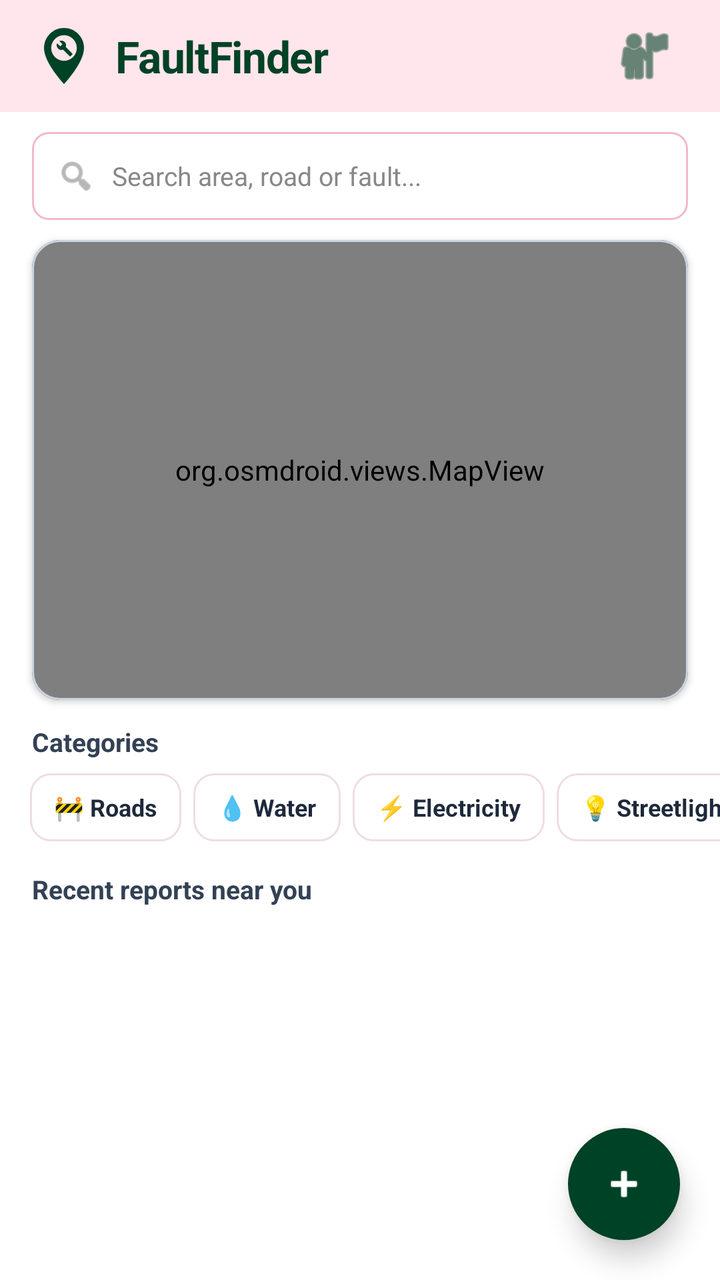
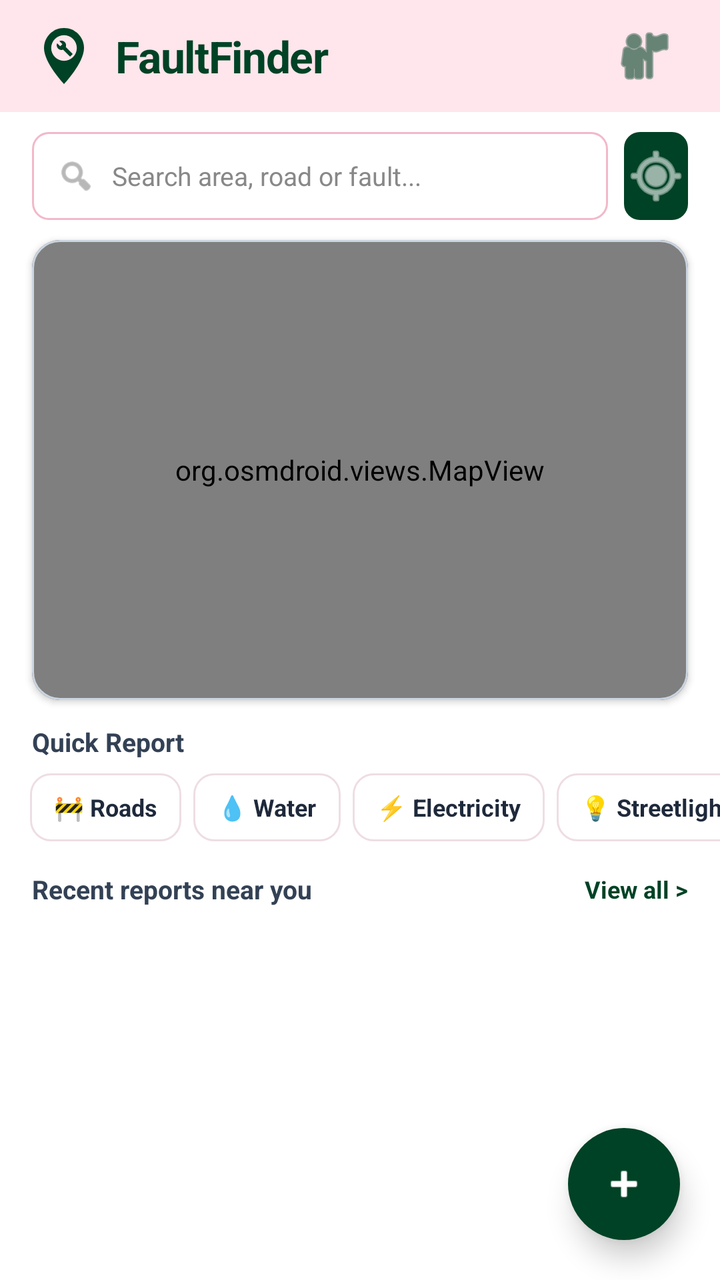

Screens rendered from an Android XML layout before and after an edit, with the pre-edit source and the edit as a unified diff.
<!-- AndroidManifest.xml: application theme Theme.FaultFinderApp -->
<!-- res/layout/activity_home.xml -->
<?xml version="1.0" encoding="utf-8"?>
<FrameLayout xmlns:android="http://schemas.android.com/apk/res/android"
    xmlns:app="http://schemas.android.com/apk/res-auto"
    xmlns:tools="http://schemas.android.com/tools"
    android:id="@+id/main"
    android:layout_width="match_parent"
    android:layout_height="match_parent"
    android:background="@color/bg">

    <LinearLayout
        android:layout_width="match_parent"
        android:layout_height="match_parent"
        android:orientation="vertical">

        
        <LinearLayout
            android:layout_width="match_parent"
            android:layout_height="56dp"
            android:background="@color/pink"
            android:gravity="center_vertical"
            android:orientation="horizontal"
            android:paddingStart="16dp"
            android:paddingEnd="16dp">

            <ImageView
                android:layout_width="32dp"
                android:layout_height="32dp"
                android:layout_marginEnd="10dp"
                android:contentDescription="FaultFinder Logo"
                android:src="@drawable/ic_logo" />

            <TextView
                android:layout_width="0dp"
                android:layout_height="wrap_content"
                android:layout_weight="1"
                android:letterSpacing="-0.02"
                android:text="FaultFinder"
                android:textColor="@color/green"
                android:textSize="22sp"
                android:textStyle="bold" />

            <ImageButton
                android:id="@+id/btnProfile"
                android:layout_width="44dp"
                android:layout_height="44dp"
                android:background="?attr/selectableItemBackgroundBorderless"
                android:contentDescription="Profile and Reports"
                android:src="@android:drawable/ic_menu_myplaces"
                app:tint="@color/green" />
        </LinearLayout>

        
        <LinearLayout
            android:layout_width="match_parent"
            android:layout_height="44dp"
            android:layout_marginStart="16dp"
            android:layout_marginTop="10dp"
            android:layout_marginEnd="16dp"
            android:background="@drawable/bg_input"
            android:gravity="center_vertical"
            android:orientation="horizontal"
            android:paddingStart="12dp"
            android:paddingEnd="12dp">

            <ImageView
                android:layout_width="20dp"
                android:layout_height="20dp"
                android:contentDescription="Search"
                android:src="@android:drawable/ic_menu_search"
                app:tint="@color/grey" />

            <EditText
                android:id="@+id/searchBar"
                android:layout_width="match_parent"
                android:layout_height="match_parent"
                android:layout_marginStart="8dp"
                android:background="@null"
                android:hint="Search area, road or fault..."
                android:inputType="text"
                android:textColor="#1E293B"
                android:textColorHint="@color/grey"
                android:textSize="13sp" />
        </LinearLayout>

        
        <com.google.android.material.card.MaterialCardView
            android:layout_width="match_parent"
            android:layout_height="230dp"
            android:layout_marginStart="16dp"
            android:layout_marginTop="10dp"
            android:layout_marginEnd="16dp"
            app:cardCornerRadius="14dp"
            app:cardElevation="2dp"
            app:strokeColor="#CBD5E1"
            app:strokeWidth="1dp">

            <org.osmdroid.views.MapView
                android:id="@+id/mapView"
                android:layout_width="match_parent"
                android:layout_height="match_parent" />
        </com.google.android.material.card.MaterialCardView>

        
        <TextView
            android:layout_width="wrap_content"
            android:layout_height="wrap_content"
            android:layout_marginStart="16dp"
            android:layout_marginTop="12dp"
            android:text="Categories"
            android:textColor="#334155"
            android:textSize="13sp"
            android:textStyle="bold" />

        <HorizontalScrollView
            android:layout_width="match_parent"
            android:layout_height="wrap_content"
            android:layout_marginTop="4dp"
            android:clipToPadding="false"
            android:paddingStart="12dp"
            android:paddingEnd="12dp"
            android:scrollbars="none">

            <LinearLayout
                android:layout_width="wrap_content"
                android:layout_height="wrap_content"
                android:orientation="horizontal">

                <TextView
                    android:id="@+id/roadsBtn"
                    android:layout_width="wrap_content"
                    android:layout_height="34dp"
                    android:layout_margin="3dp"
                    android:background="@drawable/bg_card"
                    android:gravity="center"
                    android:paddingStart="12dp"
                    android:paddingEnd="12dp"
                    android:text="🚧 Roads"
                    android:textColor="#1E293B"
                    android:textSize="12sp"
                    android:textStyle="bold" />

                <TextView
                    android:id="@+id/waterBtn"
                    android:layout_width="wrap_content"
                    android:layout_height="34dp"
                    android:layout_margin="3dp"
                    android:background="@drawable/bg_card"
                    android:gravity="center"
                    android:paddingStart="12dp"
                    android:paddingEnd="12dp"
                    android:text="💧 Water"
                    android:textColor="#1E293B"
                    android:textSize="12sp"
                    android:textStyle="bold" />

                <TextView
                    android:id="@+id/electricityBtn"
                    android:layout_width="wrap_content"
                    android:layout_height="34dp"
                    android:layout_margin="3dp"
                    android:background="@drawable/bg_card"
                    android:gravity="center"
                    android:paddingStart="12dp"
                    android:paddingEnd="12dp"
                    android:text="⚡ Electricity"
                    android:textColor="#1E293B"
                    android:textSize="12sp"
                    android:textStyle="bold" />

                <TextView
                    android:id="@+id/lightsBtn"
                    android:layout_width="wrap_content"
                    android:layout_height="34dp"
                    android:layout_margin="3dp"
                    android:background="@drawable/bg_card"
                    android:gravity="center"
                    android:paddingStart="12dp"
                    android:paddingEnd="12dp"
                    android:text="💡 Streetlights"
                    android:textColor="#1E293B"
                    android:textSize="12sp"
                    android:textStyle="bold" />

                <TextView
                    android:id="@+id/wasteBtn"
                    android:layout_width="wrap_content"
                    android:layout_height="34dp"
                    android:layout_margin="3dp"
                    android:background="@drawable/bg_card"
                    android:gravity="center"
                    android:paddingStart="12dp"
                    android:paddingEnd="12dp"
                    android:text="🗑️ Waste"
                    android:textColor="#1E293B"
                    android:textSize="12sp"
                    android:textStyle="bold" />

                <TextView
                    android:id="@+id/otherBtn"
                    android:layout_width="wrap_content"
                    android:layout_height="34dp"
                    android:layout_margin="3dp"
                    android:background="@drawable/bg_card"
                    android:gravity="center"
                    android:paddingStart="12dp"
                    android:paddingEnd="12dp"
                    android:text="❓ Other"
                    android:textColor="#1E293B"
                    android:textSize="12sp"
                    android:textStyle="bold" />
            </LinearLayout>
        </HorizontalScrollView>

        
        <TextView
            android:layout_width="wrap_content"
            android:layout_height="wrap_content"
            android:layout_marginStart="16dp"
            android:layout_marginTop="12dp"
            android:text="Recent reports near you"
            android:textColor="#334155"
            android:textSize="13sp"
            android:textStyle="bold" />

        <ListView
            android:id="@+id/listRecentReports"
            android:layout_width="match_parent"
            android:layout_height="0dp"
            android:layout_marginStart="12dp"
            android:layout_marginEnd="12dp"
            android:layout_weight="1"
            android:clipToPadding="false"
            android:divider="@android:color/transparent"
            android:dividerHeight="6dp"
            android:paddingBottom="84dp" />
    </LinearLayout>

    
    
    <com.google.android.material.floatingactionbutton.FloatingActionButton
        android:id="@+id/fabMap"
        android:layout_width="wrap_content"
        android:layout_height="wrap_content"
        android:layout_gravity="bottom|end"
        android:layout_marginEnd="20dp"
        android:layout_marginBottom="20dp"
        android:contentDescription="Map"
        android:src="@android:drawable/ic_dialog_map"
        android:visibility="invisible"
        app:backgroundTint="@color/green"
        app:elevation="6dp"
        app:fabSize="mini"
        app:shapeAppearanceOverlay="@style/ShapeAppearance.Material3.Corner.Full"
        app:tint="#FFFFFF" />

    
    <com.google.android.material.floatingactionbutton.FloatingActionButton
        android:id="@+id/fabSettings"
        android:layout_width="wrap_content"
        android:layout_height="wrap_content"
        android:layout_gravity="bottom|end"
        android:layout_marginEnd="20dp"
        android:layout_marginBottom="20dp"
        android:contentDescription="Settings"
        android:src="@android:drawable/ic_menu_preferences"
        android:visibility="invisible"
        app:backgroundTint="@color/green"
        app:elevation="6dp"
        app:fabSize="mini"
        app:shapeAppearanceOverlay="@style/ShapeAppearance.Material3.Corner.Full"
        app:tint="#FFFFFF" />

    
    <com.google.android.material.floatingactionbutton.FloatingActionButton
        android:id="@+id/fabReport"
        android:layout_width="wrap_content"
        android:layout_height="wrap_content"
        android:layout_gravity="bottom|end"
        android:layout_marginEnd="20dp"
        android:layout_marginBottom="20dp"
        android:contentDescription="Report a Fault"
        android:src="@android:drawable/ic_menu_edit"
        android:visibility="invisible"
        app:backgroundTint="@color/green"
        app:elevation="6dp"
        app:fabSize="mini"
        app:shapeAppearanceOverlay="@style/ShapeAppearance.Material3.Corner.Full"
        app:tint="#FFFFFF" />

    
    <com.google.android.material.floatingactionbutton.FloatingActionButton
        android:id="@+id/fabMain"
        android:layout_width="wrap_content"
        android:layout_height="wrap_content"
        android:layout_gravity="bottom|end"
        android:layout_marginEnd="20dp"
        android:layout_marginBottom="20dp"
        android:contentDescription="Actions"
        android:src="@android:drawable/ic_input_add"
        app:backgroundTint="@color/green"
        app:elevation="8dp"
        app:fabSize="normal"
        app:shapeAppearanceOverlay="@style/ShapeAppearance.Material3.Corner.Full"
        app:tint="#FFFFFF" />

</FrameLayout>
<!-- resources referenced by this layout -->
<resources>
  <color name="bg">#FFFFFF</color>
  <color name="green">#004225</color>
  <color name="grey">#888888</color>
  <color name="pink">#FFE5EC</color>
  <!-- drawable bg_card (drawable) -->
  <?xml version="1.0" encoding="utf-8"?>
  <shape xmlns:android="http://schemas.android.com/apk/res/android">
      <solid android:color="#FFFFFF"/>
      <corners android:radius="10dp"/>
      <stroke android:width="1dp" android:color="#EEDDE4"/>
  </shape>
  <!-- drawable bg_input (drawable) -->
  <?xml version="1.0" encoding="utf-8"?>
  <shape xmlns:android="http://schemas.android.com/apk/res/android">
      <solid android:color="#FFFFFF"/>
      <corners android:radius="8dp"/>
      <stroke android:width="1dp" android:color="@color/pink_dark"/>
  </shape>
  <!-- drawable ic_logo (drawable) -->
  <?xml version="1.0" encoding="utf-8"?>
  <vector xmlns:android="http://schemas.android.com/apk/res/android"
      android:width="48dp"
      android:height="48dp"
      android:viewportWidth="24"
      android:viewportHeight="24">
  
      
      <path
          android:fillColor="#004225"
          android:pathData="M12,1.5C7.86,1.5 4.5,4.86 4.5,9c0,5.6 7.5,13.5 7.5,13.5s7.5,-7.9 7.5,-13.5c0,-4.14 -3.36,-7.5 -7.5,-7.5z" />
  
      
      <path
          android:fillColor="#FFE5EC"
          android:pathData="M12,4.2a4.8,4.8 0,1 1,0 9.6a4.8,4.8 0,1 1,0 -9.6z" />
  
      
      <group
          android:scaleX="0.27"
          android:scaleY="0.27"
          android:translateX="9.0"
          android:translateY="5.95">
          <path
              android:fillColor="#004225"
              android:pathData="M22.7,19l-9.1,-9.1c0.9,-2.3 0.4,-5 -1.5,-6.9 -2,-2 -5,-2.4 -7.4,-1.3L9,6 6,9 1.6,4.7C0.4,7.1 0.9,10.1 2.9,12.1c1.9,1.9 4.6,2.4 6.9,1.5l9.1,9.1c0.4,0.4 1,0.4 1.4,0l2.3,-2.3c0.5,-0.4 0.5,-1.1 0.1,-1.4z" />
      </group>
  </vector>
  <style name="Theme.FaultFinderApp" parent="Base.Theme.FaultFinderApp" />
  <color name="pink_dark">#F2B8C9</color>
  <style name="Base.Theme.FaultFinderApp" parent="Theme.Material3.Light.NoActionBar">
          
          
      </style>
</resources>

<!-- the commit's change to res/layout/activity_home.xml (unified diff, before → after) -->
@@ -44,7 +44,7 @@
                 android:layout_width="44dp"
                 android:layout_height="44dp"
                 android:background="?attr/selectableItemBackgroundBorderless"
-                android:contentDescription="Profile and Reports"
+                android:contentDescription="User Profile"
                 android:src="@android:drawable/ic_menu_myplaces"
                 app:tint="@color/green" />
         </LinearLayout>
@@ -56,30 +56,50 @@
             android:layout_marginStart="16dp"
             android:layout_marginTop="10dp"
             android:layout_marginEnd="16dp"
-            android:background="@drawable/bg_input"
-            android:gravity="center_vertical"
+            android:baselineAligned="false"
             android:orientation="horizontal"
-            android:paddingStart="12dp"
-            android:paddingEnd="12dp">
-
-            <ImageView
-                android:layout_width="20dp"
-                android:layout_height="20dp"
-                android:contentDescription="Search"
-                android:src="@android:drawable/ic_menu_search"
-                app:tint="@color/grey" />
-
-            <EditText
-                android:id="@+id/searchBar"
-                android:layout_width="match_parent"
+            android:weightSum="10">
+
+            <LinearLayout
+                android:layout_width="0dp"
+                android:layout_height="match_parent"
+                android:layout_weight="9"
+                android:background="@drawable/bg_input"
+                android:gravity="center_vertical"
+                android:orientation="horizontal"
+                android:paddingStart="12dp"
+                android:paddingEnd="12dp">
+
+                <ImageView
+                    android:layout_width="20dp"
+                    android:layout_height="20dp"
+                    android:contentDescription="Search"
+                    android:src="@android:drawable/ic_menu_search"
+                    app:tint="@color/grey" />
+
+                <EditText
+                    android:id="@+id/searchBar"
+                    android:layout_width="match_parent"
+                    android:layout_height="match_parent"
+                    android:layout_marginStart="8dp"
+                    android:background="@null"
+                    android:hint="Search area, road or fault..."
+                    android:inputType="text"
+                    android:textColor="#1E293B"
+                    android:textColorHint="@color/grey"
+                    android:textSize="13sp" />
+            </LinearLayout>
+
+            <ImageButton
+                android:id="@+id/btnRecenter"
+                android:layout_width="0dp"
                 android:layout_height="match_parent"
                 android:layout_marginStart="8dp"
-                android:background="@null"
-                android:hint="Search area, road or fault..."
-                android:inputType="text"
-                android:textColor="#1E293B"
-                android:textColorHint="@color/grey"
-                android:textSize="13sp" />
+                android:layout_weight="1"
+                android:background="@drawable/bg_btn_green"
+                android:contentDescription="Recenter Map"
+                android:src="@android:drawable/ic_menu_mylocation"
+                app:tint="#FFFFFF" />
         </LinearLayout>
 
         
@@ -106,7 +126,7 @@
             android:layout_height="wrap_content"
             android:layout_marginStart="16dp"
             android:layout_marginTop="12dp"
-            android:text="Categories"
+            android:text="Quick Report"
             android:textColor="#334155"
             android:textSize="13sp"
             android:textStyle="bold" />
@@ -212,15 +232,36 @@
         </HorizontalScrollView>
 
         
-        <TextView
-            android:layout_width="wrap_content"
+        <LinearLayout
+            android:id="@+id/headerRecentReports"
+            android:layout_width="match_parent"
             android:layout_height="wrap_content"
             android:layout_marginStart="16dp"
             android:layout_marginTop="12dp"
-            android:text="Recent reports near you"
-            android:textColor="#334155"
-            android:textSize="13sp"
-            android:textStyle="bold" />
+            android:layout_marginEnd="16dp"
+            android:background="?attr/selectableItemBackground"
+            android:clickable="true"
+            android:focusable="true"
+            android:gravity="center_vertical"
+            android:orientation="horizontal">
+
+            <TextView
+                android:layout_width="0dp"
+                android:layout_height="wrap_content"
+                android:layout_weight="1"
+                android:text="Recent reports near you"
+                android:textColor="#334155"
+                android:textSize="13sp"
+                android:textStyle="bold" />
+
+            <TextView
+                android:layout_width="wrap_content"
+                android:layout_height="wrap_content"
+                android:text="View all &gt;"
+                android:textColor="@color/green"
+                android:textSize="12sp"
+                android:textStyle="bold" />
+        </LinearLayout>
 
         <ListView
             android:id="@+id/listRecentReports"
@@ -236,7 +277,6 @@
     </LinearLayout>
 
     
-    
     <com.google.android.material.floatingactionbutton.FloatingActionButton
         android:id="@+id/fabMap"
         android:layout_width="wrap_content"
@@ -244,7 +284,7 @@
         android:layout_gravity="bottom|end"
         android:layout_marginEnd="20dp"
         android:layout_marginBottom="20dp"
-        android:contentDescription="Map"
+        android:contentDescription="Full Map View"
         android:src="@android:drawable/ic_dialog_map"
         android:visibility="invisible"
         app:backgroundTint="@color/green"
@@ -253,16 +293,15 @@
         app:shapeAppearanceOverlay="@style/ShapeAppearance.Material3.Corner.Full"
         app:tint="#FFFFFF" />
 
-    
     <com.google.android.material.floatingactionbutton.FloatingActionButton
-        android:id="@+id/fabSettings"
+        android:id="@+id/fabTracker"
         android:layout_width="wrap_content"
         android:layout_height="wrap_content"
         android:layout_gravity="bottom|end"
         android:layout_marginEnd="20dp"
         android:layout_marginBottom="20dp"
-        android:contentDescription="Settings"
-        android:src="@android:drawable/ic_menu_preferences"
+        android:contentDescription="My Reports"
+        android:src="@android:drawable/ic_menu_agenda"
         android:visibility="invisible"
         app:backgroundTint="@color/green"
         app:elevation="6dp"
@@ -270,7 +309,6 @@
         app:shapeAppearanceOverlay="@style/ShapeAppearance.Material3.Corner.Full"
         app:tint="#FFFFFF" />
 
-    
     <com.google.android.material.floatingactionbutton.FloatingActionButton
         android:id="@+id/fabReport"
         android:layout_width="wrap_content"
@@ -287,7 +325,6 @@
         app:shapeAppearanceOverlay="@style/ShapeAppearance.Material3.Corner.Full"
         app:tint="#FFFFFF" />
 
-    
     <com.google.android.material.floatingactionbutton.FloatingActionButton
         android:id="@+id/fabMain"
         android:layout_width="wrap_content"
@@ -295,7 +332,7 @@
         android:layout_gravity="bottom|end"
         android:layout_marginEnd="20dp"
         android:layout_marginBottom="20dp"
-        android:contentDescription="Actions"
+        android:contentDescription="Quick Actions"
         android:src="@android:drawable/ic_input_add"
         app:backgroundTint="@color/green"
         app:elevation="8dp"
<!-- resource entries referenced after the edit -->
@@ -4,6 +4,12 @@
   <color name="green">#004225</color>
   <color name="grey">#888888</color>
   <color name="pink">#FFE5EC</color>
+  <!-- drawable bg_btn_green (drawable) -->
+  <?xml version="1.0" encoding="utf-8"?>
+  <shape xmlns:android="http://schemas.android.com/apk/res/android">
+      <solid android:color="@color/green"/>
+      <corners android:radius="8dp"/>
+  </shape>
   <!-- drawable bg_card (drawable) -->
   <?xml version="1.0" encoding="utf-8"?>
   <shape xmlns:android="http://schemas.android.com/apk/res/android">
